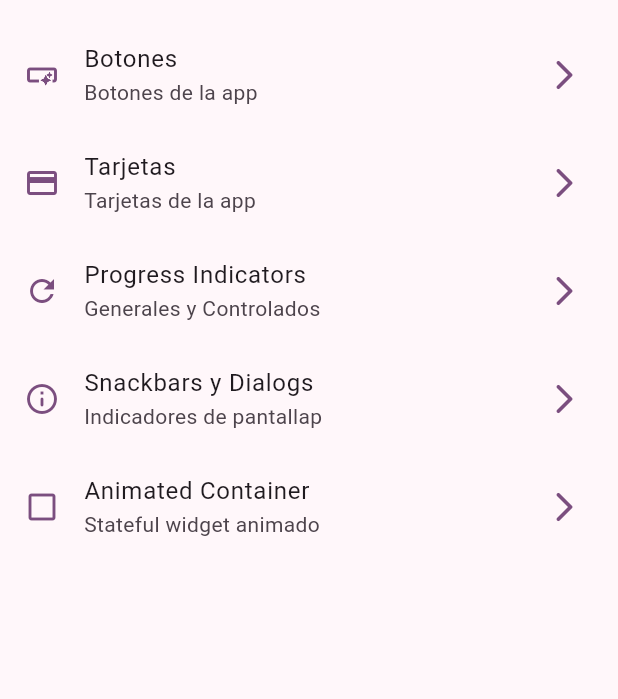
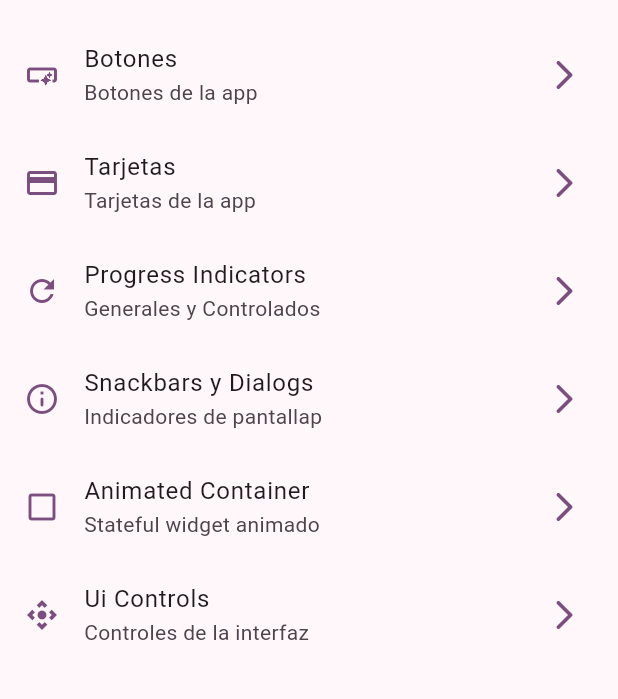
Before and after one commit to SValac/flutter_widgets_app, a Flutter app: the screen it shows after launch, on a phone screen of 412 x 824 dp, the part 63-762 px from its top. Run offline on Flutter 3.47's test engine with Material 3 defaults, Android fonts, the phone set to English and light mode, and no system bars; our stand-ins replace go_router.

Commit message:
feat: add Ui Controls menu item and route to app router

```diff
--- a/lib/config/menu/menu_items.dart
+++ b/lib/config/menu/menu_items.dart
@@ -45,4 +45,10 @@ const appMenuItems = <MenuItem>[
     link: '/animated-container',
     icon: Icons.check_box_outline_blank,
   ),
+  MenuItem(
+    title: 'Ui Controls',
+    subtitle: 'Controles de la interfaz',
+    link: '/ui-controls',
+    icon: Icons.control_camera,
+  ),
 ];
--- a/lib/config/router/app_router.dart
+++ b/lib/config/router/app_router.dart
@@ -35,5 +35,10 @@ final appRouter = GoRouter(
       path: '/animated-container',
       builder: (context, state) => const AnimatedScreen(),
     ),
+    GoRoute(
+      name: UiControlsScreen.name,
+      path: '/ui-controls',
+      builder: (context, state) => const UiControlsScreen(),
+    ),
   ],
 );
```
